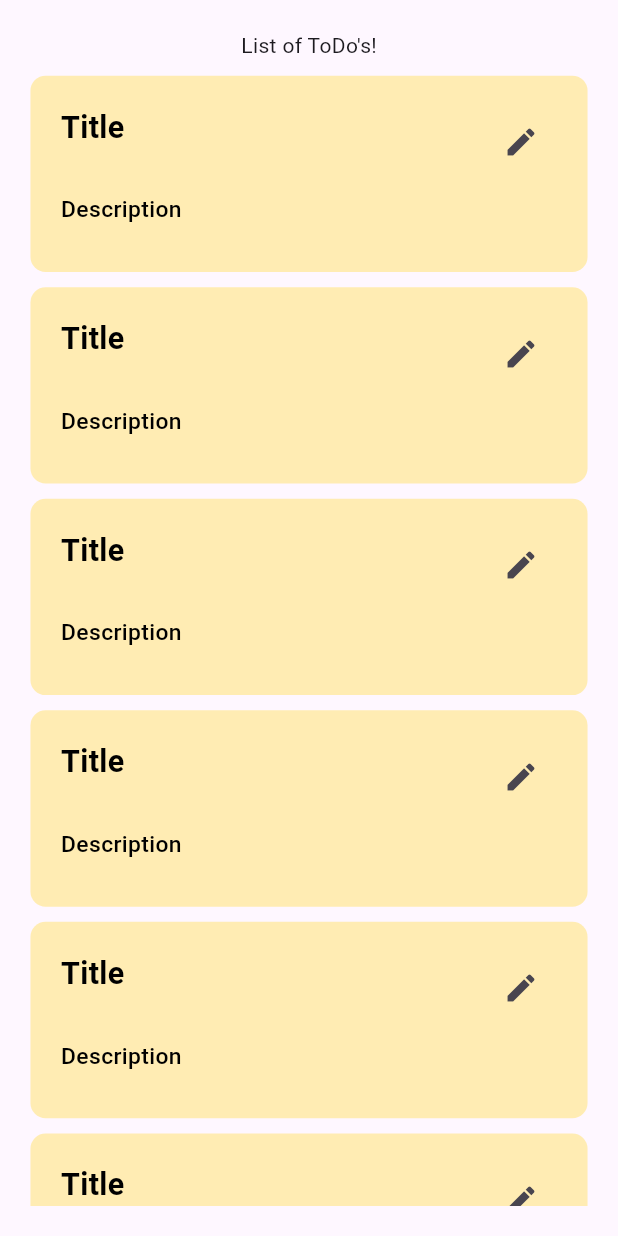
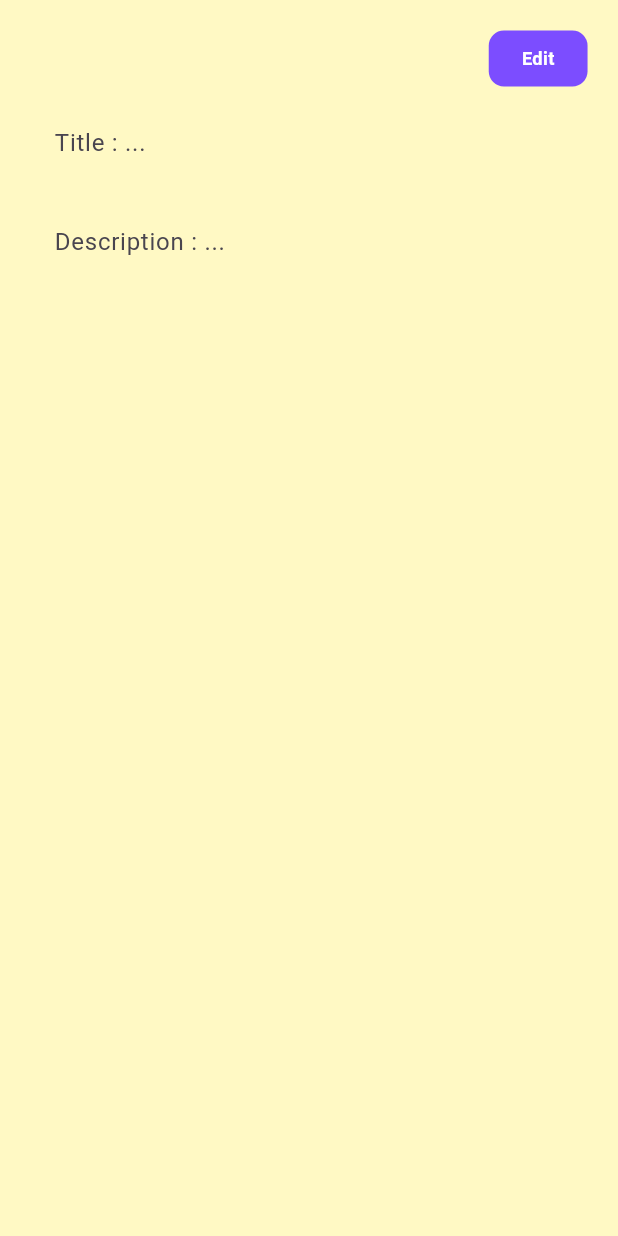
Before and after one commit to ImtiazChowdhuryWork/get_storage_practice, a Flutter app: the screen it shows after launch, after a tap on the "edit" icon, on a phone screen of 412 x 824 dp. Run offline on Flutter 3.47's test engine with Material 3 defaults, Android fonts, the phone set to English and light mode, and no system bars; our stand-ins replace flutter_screenutil, get, get_it, get_storage.

Commit message:
offline note home_screen/single_screen/add_new_note_screen create

```diff
--- /dev/null
+++ b/lib/constants/app_list.dart
@@ -0,0 +1,5 @@
+import '../views/todo_notes/models/add_new_note_model.dart';
+
+class AppList {
+  static List<AddNewNoteModel> notesList = [];
+}
--- /dev/null
+++ b/lib/controller/controllers/add_new_notes_controller.dart
@@ -0,0 +1,23 @@
+import 'package:flutter/material.dart';
+import 'package:get/get.dart';
+
+class AddNewNotesController extends GetxController {
+  TextEditingController titleController = TextEditingController();
+  TextEditingController descriptionController = TextEditingController();
+
+  RxString title = "".obs;
+  RxString description = "".obs;
+
+  @override
+  void onInit() {
+    super.onInit();
+
+    titleController.addListener(() {
+      title.value = titleController.text;
+    });
+
+    descriptionController.addListener(() {
+      description.value = descriptionController.text;
+    });
+  }
+}
--- a/lib/controller/controllers/home_page_controller.dart
+++ b/lib/controller/controllers/home_page_controller.dart
@@ -2,7 +2,7 @@ import 'dart:developer';
 
 import 'package:flutter/widgets.dart';
 import 'package:get/get.dart';
-import 'package:get_storage_practice/helper/constants/app_user_constants.dart';
+import 'package:get_storage_practice/constants/app_user_constants.dart';
 import 'package:get_storage_practice/helper/di_helper.dart';
 
 class HomePageController extends GetxController {
--- /dev/null
+++ b/lib/controller/controllers/view_single_note_controller.dart
@@ -0,0 +1,28 @@
+import 'package:get/get.dart';
+import 'package:flutter/material.dart';
+
+class ViewSingleNoteController extends GetxController {
+  TextEditingController titleController = TextEditingController();
+  TextEditingController descriptionController = TextEditingController();
+
+  // RxString title = "".obs;
+  // RxString description = "".obs;
+
+  // @override
+  // void onInit() {
+  //   super.onInit();
+
+  //   titleController.addListener(() {
+  //     title.value = titleController.text;
+  //   });
+
+  //   descriptionController.addListener(() {
+  //     description.value = descriptionController.text;
+  //   });
+  // }
+
+  RxBool isEditMode = true.obs;
+  void setEditMode() {
+    isEditMode.value = !isEditMode.value;
+  }
+}
--- a/lib/controller/controllers_binding/controllers_binding.dart
+++ b/lib/controller/controllers_binding/controllers_binding.dart
@@ -1,9 +1,14 @@
 import 'package:get/get.dart';
 import 'package:get_storage_practice/controller/controllers/home_page_controller.dart';
+
+import '../controllers/add_new_notes_controller.dart';
+import '../controllers/view_single_note_controller.dart';
 
 class ControllersBindings extends Bindings {
   @override
   void dependencies() {
     Get.lazyPut<HomePageController>(() => HomePageController());
+    Get.lazyPut<AddNewNotesController>(() => AddNewNotesController());
+    Get.lazyPut<ViewSingleNoteController>(() => ViewSingleNoteController());
   }
 }
--- a/lib/main.dart
+++ b/lib/main.dart
@@ -4,8 +4,7 @@ import 'package:get/get_navigation/get_navigation.dart';
 import 'package:get_storage/get_storage.dart';
 import 'package:get_storage_practice/controller/controllers_binding/controllers_binding.dart';
 import 'package:get_storage_practice/helper/di_helper.dart';
-import 'package:get_storage_practice/views/home_screen.dart';
-import 'package:get_storage_practice/views/offline_notes_home_screen.dart';
+import 'package:get_storage_practice/views/todo_notes/presentation/offline_notes_home_screen.dart';
 
 void main() async {
   ///This ensures that flutter engine is ready for "bindings intializations"
--- a/lib/views/home_screen.dart
+++ b/lib/views/home_screen.dart
@@ -3,7 +3,7 @@ import 'dart:developer';
 import 'package:flutter/material.dart';
 import 'package:flutter_screenutil/flutter_screenutil.dart';
 import 'package:get/get.dart';
-import 'package:get_storage_practice/helper/constants/app_user_constants.dart';
+import 'package:get_storage_practice/constants/app_user_constants.dart';
 import 'package:get_storage_practice/helper/di_helper.dart';
 import 'package:get_storage_practice/helper/ui_helper.dart';
 
--- a/lib/views/offline_notes_home_screen.dart
+++ /dev/null
@@ -1,79 +0,0 @@
-import 'package:flutter/material.dart';
-import 'package:flutter_screenutil/flutter_screenutil.dart';
-import 'package:get_storage_practice/helper/ui_helper.dart';
-
-class OfflineNotesHomeScreen extends StatelessWidget {
-  const OfflineNotesHomeScreen({super.key});
-
-  @override
-  Widget build(BuildContext context) {
-    return Scaffold(
-      body: SafeArea(
-        child: Padding(
-          padding: EdgeInsets.all(UIHelper.kDefaulutPadding()),
-          child: SingleChildScrollView(
-            child: Column(
-              children: [
-                Text("List of ToDo's!"),
-                UIHelper.verticalSpace(10.h),
-
-                ListView.separated(
-                  itemCount: 10,
-                  shrinkWrap: true,
-                  physics: const NeverScrollableScrollPhysics(),
-                  separatorBuilder: (context, index) =>
-                      UIHelper.verticalSpace(10.h),
-                  itemBuilder: (context, index) {
-                    return Container(
-                      padding: EdgeInsets.all(UIHelper.kDefaulutPadding()),
-                      decoration: BoxDecoration(
-                        color: Colors.amber.shade100,
-                        borderRadius: BorderRadius.circular(10.r),
-                      ),
-                      child: Column(
-                        crossAxisAlignment: CrossAxisAlignment.start,
-                        children: [
-                          ///Title
-                          Row(
-                            mainAxisAlignment: MainAxisAlignment.spaceBetween,
-                            crossAxisAlignment: CrossAxisAlignment.start,
-                            children: [
-                              Text(
-                                "Title",
-                                style: TextStyle(
-                                  color: Colors.black,
-                                  fontSize: 20.sp,
-                                  fontWeight: FontWeight.w600,
-                                ),
-                              ),
-                              IconButton(
-                                onPressed: () {},
-                                icon: Icon(Icons.edit),
-                              ),
-                            ],
-                          ),
-                          UIHelper.verticalSpace(10.h),
-
-                          ///Description
-                          Text(
-                            "Description",
-                            style: TextStyle(
-                              color: Colors.black,
-                              fontSize: 15.sp,
-                              fontWeight: FontWeight.w500,
-                            ),
-                          ),
-                          UIHelper.verticalSpace(10.h),
-                        ],
-                      ),
-                    );
-                  },
-                ),
-              ],
-            ),
-          ),
-        ),
-      ),
-    );
-  }
-}
--- /dev/null
+++ b/lib/views/todo_notes/presentation/offline_notes_home_screen.dart
@@ -0,0 +1,124 @@
+import 'package:flutter/material.dart';
+import 'package:flutter_screenutil/flutter_screenutil.dart';
+import 'package:get/get.dart';
+import 'package:get_storage_practice/controller/controllers/add_new_notes_controller.dart';
+import 'package:get_storage_practice/controller/controllers/view_single_note_controller.dart';
+import 'package:get_storage_practice/helper/ui_helper.dart';
+import 'package:get_storage_practice/views/todo_notes/presentation/add_new_note.dart';
+import 'package:get_storage_practice/views/todo_notes/presentation/view_single_note.dart';
+import 'package:intl/intl.dart';
+
+class OfflineNotesHomeScreen extends StatelessWidget {
+  const OfflineNotesHomeScreen({super.key});
+
+  @override
+  Widget build(BuildContext context) {
+    return Scaffold(
+      floatingActionButton: FloatingActionButton.extended(
+        onPressed: () {
+          Get.to(
+            () => AddNewNote(),
+            binding: BindingsBuilder(() {
+              Get.put(AddNewNotesController());
+            }),
+          );
+        },
+        label: Text("Add New Note"),
+      ),
+      body: SafeArea(
+        child: Padding(
+          padding: EdgeInsets.all(UIHelper.kDefaulutPadding()),
+          child: SingleChildScrollView(
+            child: Column(
+              children: [
+                Text("List of ToDo's!"),
+                UIHelper.verticalSpace(10.h),
+
+                ListView.separated(
+                  itemCount: 10,
+                  shrinkWrap: true,
+                  physics: const NeverScrollableScrollPhysics(),
+                  separatorBuilder: (context, index) =>
+                      UIHelper.verticalSpace(10.h),
+                  itemBuilder: (context, index) {
+                    return Container(
+                      padding: EdgeInsets.all(UIHelper.kDefaulutPadding()),
+                      decoration: BoxDecoration(
+                        color: Colors.amber.shade100,
+                        borderRadius: BorderRadius.circular(10.r),
+                      ),
+                      child: Row(
+                        mainAxisAlignment: MainAxisAlignment.spaceBetween,
+
+                        children: [
+                          ///Title
+                          ///Description
+                          Column(
+                            crossAxisAlignment: CrossAxisAlignment.start,
+                            children: [
+                              ///Title
+                              Text(
+                                "Title",
+                                style: TextStyle(
+                                  color: Colors.black,
+                                  fontSize: 20.sp,
+                                  fontWeight: FontWeight.w600,
+                                ),
+                              ),
+                              UIHelper.verticalSpace(10.h),
+
+                              ///Description
+                              Text(
+                                "Description",
+                                style: TextStyle(
+                                  color: Colors.black,
+                                  fontSize: 15.sp,
+                                  fontWeight: FontWeight.w500,
+                                ),
+                              ),
+                            ],
+                          ),
+
+                          ///Edit Icon
+                          ///Time Date
+                          Column(
+                            mainAxisAlignment: MainAxisAlignment.spaceBetween,
+                            crossAxisAlignment: CrossAxisAlignment.end,
+                            children: [
+                              ///Edit Icon
+                              IconButton(
+                                onPressed: () {
+                                  Get.to(
+                                    () => ViewSingleNote(),
+                                    binding: BindingsBuilder(() {
+                                      Get.put(ViewSingleNoteController());
+                                    }),
+                                  );
+                                },
+                                icon: Icon(Icons.edit),
+                              ),
+
+                              ///TimeDate
+                              Text(
+                                DateFormat('MM/dd/yyyy').format(DateTime.now()),
+                                style: TextStyle(
+                                  color: Colors.black,
+                                  fontSize: 10.sp,
+                                  fontWeight: FontWeight.w500,
+                                ),
+                              ),
+                            ],
+                          ),
+                        ],
+                      ),
+                    );
+                  },
+                ),
+              ],
+            ),
+          ),
+        ),
+      ),
+    );
+  }
+}
--- /dev/null
+++ b/lib/views/todo_notes/presentation/view_single_note.dart
@@ -0,0 +1,131 @@
+import 'package:flutter/material.dart';
+import 'package:flutter_screenutil/flutter_screenutil.dart';
+import 'package:get/get.dart';
+import 'package:get/state_manager.dart';
+import 'package:get_storage_practice/helper/ui_helper.dart';
+
+import '../../../controller/controllers/view_single_note_controller.dart';
+
+class ViewSingleNote extends GetView<ViewSingleNoteController> {
+  const ViewSingleNote({super.key});
+
+  @override
+  Widget build(BuildContext context) {
+    return Scaffold(
+      backgroundColor: Colors.yellow.shade100,
+      body: Padding(
+        padding: EdgeInsets.all(UIHelper.kDefaulutPadding()),
+        child: SafeArea(
+          child: SingleChildScrollView(
+            child: Column(
+              mainAxisAlignment: MainAxisAlignment.start,
+              crossAxisAlignment: CrossAxisAlignment.start,
+              children: [
+                ///Save Button
+                ///
+                // Obx(() {
+                //   return controller.title.isNotEmpty ||
+                //           controller.description.isNotEmpty
+                //       ? Align(
+                //           alignment: Alignment.centerRight,
+                //           child: InkWell(
+                //             onTap: () {},
+                //             child: Container(
+                //               padding: EdgeInsets.symmetric(
+                //                 horizontal: 20.w,
+                //                 vertical: 10.h,
+                //               ),
+                //               decoration: BoxDecoration(
+                //                 color: Colors.deepPurpleAccent,
+                //                 borderRadius: BorderRadius.circular(10.r),
+                //               ),
+                //               child: Text(
+                //                 "Save",
+                //                 style: TextStyle(
+                //                   color: Colors.white,
+                //                   fontSize: 12.sp,
+                //                   fontWeight: FontWeight.bold,
+                //                 ),
+                //               ),
+                //             ),
+                //           ),
+                //         )
+                //       : const SizedBox.shrink();
+                // }),
+                Align(
+                  alignment: Alignment.centerRight,
+                  child: InkWell(
+                    onTap: () {
+                      controller.setEditMode();
+                    },
+                    child: Container(
+                      padding: EdgeInsets.symmetric(
+                        horizontal: 20.w,
+                        vertical: 10.h,
+                      ),
+                      decoration: BoxDecoration(
+                        color: Colors.deepPurpleAccent,
+                        borderRadius: BorderRadius.circular(10.r),
+                      ),
+                      child: Text(
+                        "Edit",
+                        style: TextStyle(
+                          color: Colors.white,
+                          fontSize: 12.sp,
+                          fontWeight: FontWeight.bold,
+                        ),
+                      ),
+                    ),
+                  ),
+                ),
+
+                UIHelper.verticalSpace(10.h),
+                Obx(() {
+                  return TextFormField(
+                    controller: controller.titleController,
+                    enabled: controller.isEditMode.value,
+                    maxLines: 1,
+                    style: TextStyle(overflow: TextOverflow.ellipsis),
+                    decoration: InputDecoration(
+                      hintText: "Title : ...",
+                      border: OutlineInputBorder(borderSide: BorderSide.none),
+                      focusedBorder: OutlineInputBorder(
+                        borderSide: BorderSide.none,
+                      ),
+                      enabledBorder: OutlineInputBorder(
+                        borderSide: BorderSide.none,
+                      ),
+                    ),
+                  );
+                }),
+                UIHelper.verticalSpace(10.h),
+
+                ///Add Descripotion here
+                Obx(() {
+                  return TextFormField(
+                    controller: controller.descriptionController,
+                    enabled: controller.isEditMode.value,
+                    minLines: 5,
+                    maxLines: null,
+                    style: TextStyle(overflow: TextOverflow.ellipsis),
+                    decoration: InputDecoration(
+                      hintText: "Description : ...",
+                      border: OutlineInputBorder(borderSide: BorderSide.none),
+                      focusedBorder: OutlineInputBorder(
+                        borderSide: BorderSide.none,
+                      ),
+                      enabledBorder: OutlineInputBorder(
+                        borderSide: BorderSide.none,
+                      ),
+                    ),
+                  );
+                }),
+                UIHelper.verticalSpace(10.h),
+              ],
+            ),
+          ),
+        ),
+      ),
+    );
+  }
+}
--- a/pubspec.yaml
+++ b/pubspec.yaml
@@ -38,6 +38,7 @@ dependencies:
   get_it: ^8.2.0
   get_storage: ^2.1.1
   flutter_screenutil: ^5.9.3
+  intl: ^0.20.2
 
 dev_dependencies:
   flutter_test:
```
Also changed, not shown: lib/views/todo_notes/models/add_new_note_model.dart (added, +13 -0 lines), lib/views/todo_notes/models/view_single_note_model.dart (added, +13 -0 lines), lib/views/todo_notes/presentation/add_new_note.dart (added, +99 -0 lines), lib/constants/app_user_constants.dart (renamed from lib/helper/constants/app_user_constants.dart), pubspec.lock.
